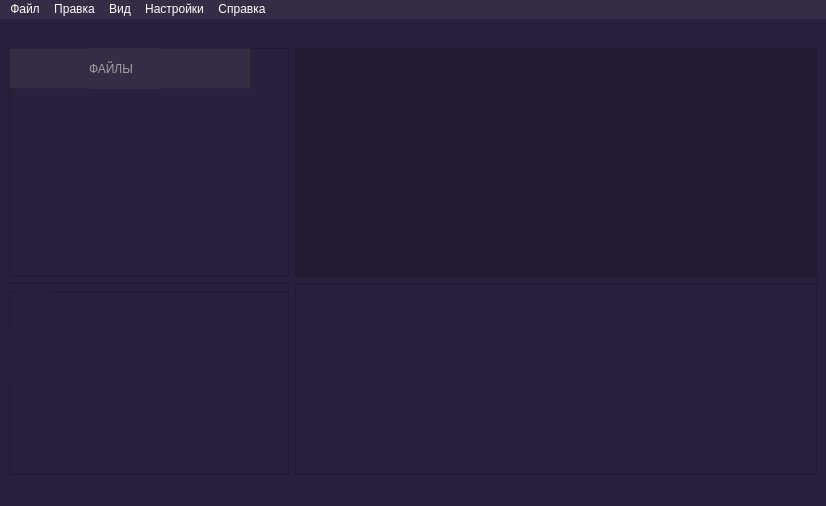
This is demo_designe.ui in Tabfoxy/Text-Field as Qt 5 draws it before an edit. The edited form follows.
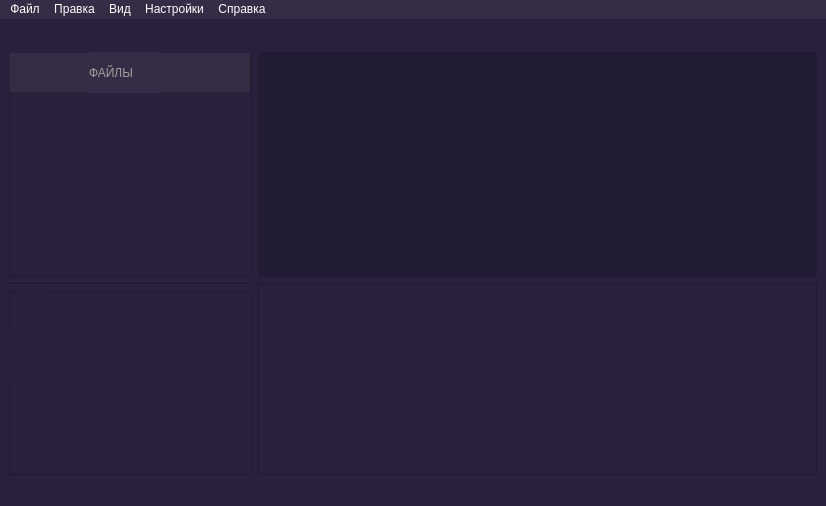
This is the edited form. Icons and pictures are not drawn.

Commit message: веб-интерфейс

Patch:
```diff
--- a/demo_designe.ui
+++ b/demo_designe.ui
@@ -35,7 +35,7 @@
        <string notr="true">border: none</string>
       </property>
       <property name="text">
-       <string>                                                                                    </string>
+       <string>ᅠᅠᅠᅠᅠᅠᅠᅠᅠᅠᅠᅠᅠᅠᅠᅠᅠᅠᅠᅠᅠᅠ</string>
       </property>
      </widget>
     </item>
```
The commit also changes 1 other file.
